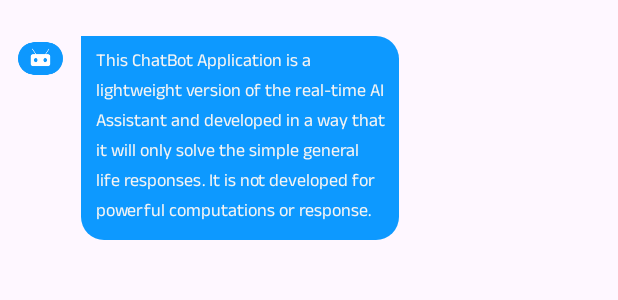
After one commit to Aviral-Kaushik/Quickies, an Android app: the layout layout_item_bot_message.xml on its own in the app's theme, with its tools: preview values and no code run, on a phone screen of 412 x 824 dp. The commit adds this screen. Shown: the top 300 px of the screen. Run offline under Robolectric (Android 15) with nearby library versions, the phone set to English and light mode, and no system bars.

Commit message:
Implemented UI for both types of messages

```diff
--- /dev/null
+++ b/app/src/main/res/drawable/background_bot_message.xml
@@ -0,0 +1,18 @@
+<?xml version="1.0" encoding="utf-8"?>
+<selector xmlns:android="http://schemas.android.com/apk/res/android">
+
+    <item>
+
+        <shape android:shape="rectangle">
+
+            <solid android:color="@color/quickies_blue"/>
+
+            <corners android:topRightRadius="15dp"
+                android:bottomRightRadius="15dp"
+                android:bottomLeftRadius="15dp"/>
+
+        </shape>
+
+    </item>
+
+</selector>
--- /dev/null
+++ b/app/src/main/res/layout/layout_item_bot_message.xml
@@ -0,0 +1,38 @@
+<?xml version="1.0" encoding="utf-8"?>
+<androidx.constraintlayout.widget.ConstraintLayout xmlns:android="http://schemas.android.com/apk/res/android"
+    xmlns:app="http://schemas.android.com/apk/res-auto"
+    android:layout_width="match_parent"
+    android:layout_height="wrap_content"
+    android:layout_marginTop="12dp"
+    android:background="@null">
+
+    <ImageView
+        android:id="@+id/imageView2"
+        android:layout_width="30dp"
+        android:layout_height="30dp"
+        android:contentDescription="@string/answer_message"
+        app:srcCompat="@drawable/ic_bot_image"
+        android:layout_marginStart="12dp"
+        android:layout_marginTop="12dp"
+        app:layout_constraintStart_toStartOf="parent"
+        app:layout_constraintTop_toTopOf="parent"/>
+
+    <TextView
+        android:id="@+id/tv_bot_message"
+        android:layout_width="wrap_content"
+        android:layout_height="wrap_content"
+        android:maxWidth="212dp"
+        android:text="@string/dummy_bot_message"
+        android:background="@drawable/background_bot_message"
+        android:layout_marginStart="12dp"
+        android:fontFamily="@font/anekdevanagari_regular"
+        android:textSize="12sp"
+        android:textColor="@color/white_bot_message"
+        android:padding="8dp"
+        android:paddingStart="10dp"
+        android:paddingEnd="8dp"
+        app:layout_constraintTop_toTopOf="@id/imageView2"
+        app:layout_constraintStart_toEndOf="@id/imageView2"/>
+
+
+</androidx.constraintlayout.widget.ConstraintLayout>
--- a/app/src/main/res/values/colors.xml
+++ b/app/src/main/res/values/colors.xml
@@ -4,4 +4,6 @@
     <color name="white">#FFFFFFFF</color>
     <color name="quickies_blue">#0D99FF</color>
     <color name="purple_text">#5C6DC5</color>
+    <color name="black_user_message">#312B2B</color>
+    <color name="white_bot_message">#F4F4F4</color>
 </resources>
--- a/app/src/main/res/values/strings.xml
+++ b/app/src/main/res/values/strings.xml
@@ -13,4 +13,8 @@
     <string name="background_image">Background Image</string>
     <string name="back_button">Back Button</string>
     <string name="info">Info</string>
+    <string name="user_message">User Message</string>
+    <string name="hii_tell_me_a_joke">Hii, Tell me a joke!</string>
+    <string name="answer_message">Answer Message</string>
+    <string name="dummy_bot_message">This ChatBot Application is a lightweight version of the real-time AI Assistant and developed in a way that it will only solve the simple general life responses. It is not developed for powerful computations or response.</string>
 </resources>
```
Also changed, not shown: app/src/main/res/drawable/background_user_message.xml (added, +17 -0 lines), app/src/main/res/layout/activity_chatting.xml (+9 -0 lines), app/src/main/res/layout/layout_item_user_message.xml (added, +41 -0 lines), app/src/main/res/drawable-hdpi/ic_bot_image.png (added), app/src/main/res/drawable-hdpi/ic_user_image.png (added), app/src/main/res/drawable-mdpi/ic_bot_image.png (added), app/src/main/res/drawable-mdpi/ic_user_image.png (added), app/src/main/res/drawable-xhdpi/ic_bot_image.png (added), app/src/main/res/drawable-xhdpi/ic_user_image.png (added), app/src/main/res/drawable-xxhdpi/ic_bot_image.png (added), app/src/main/res/drawable-xxhdpi/ic_user_image.png (added), app/src/main/res/drawable-xxxhdpi/ic_bot_image.png (added), app/src/main/res/drawable-xxxhdpi/ic_user_image.png (added).
